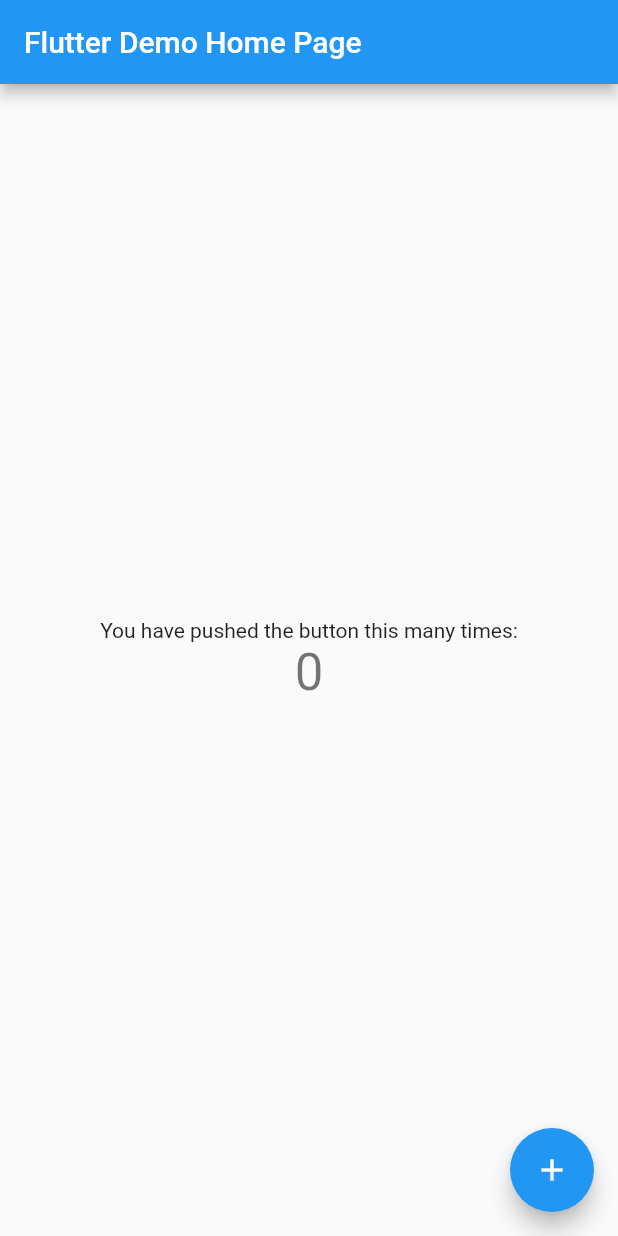
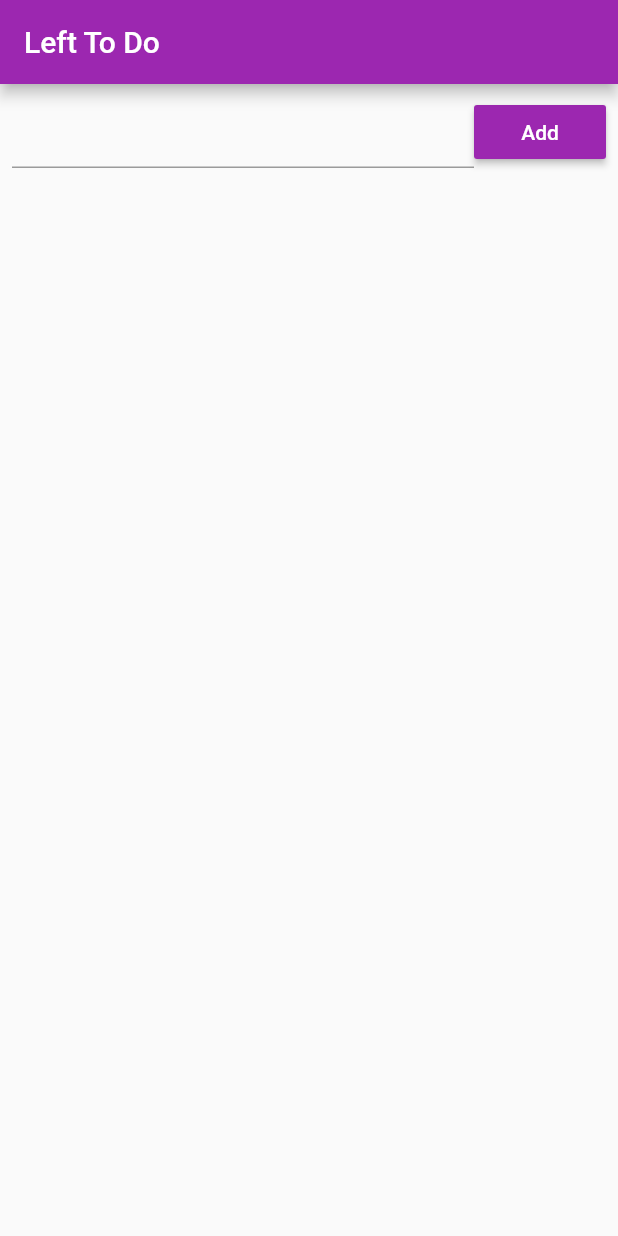
Before and after one commit to pokoed/flutter_todo_app, a Flutter app: the screen it shows after launch, on a phone screen of 412 x 824 dp. Run offline on Flutter 3.47's test engine with Material 2 defaults, Android fonts, the phone set to English and light mode, and no system bars.

Commit message:
Update Main Function "ToDo List"

```diff
--- a/lib/main.dart
+++ b/lib/main.dart
@@ -1,7 +1,99 @@
 import 'package:flutter/material.dart';
+
+class ToDo {
+  bool isDone = false; // 현재 진행여부
+  String title; // 할일
+  ToDo(this.title);
+}
 
 void main() {
   runApp(MyApp());
+}
+
+class _ToDoListPageState extends State<ToDoListPage> {
+  // 할일 저장할 리스트
+  final _items = <ToDo>[];
+  // 할일 문자열 다룰 컨트롤러
+  var _todoController = TextEditingController();
+
+  // 할 일 추가 메소드
+  void _addTodo(ToDo todo) {
+    setState(() {
+      _items.add(todo);
+      _todoController.text = ''; // 할일을 리스트에 추가하며 할일 입력 필드 비우기
+    });
+  }
+
+  // 할 일 삭제 메소드
+  void _deleteTodo(ToDo todo) {
+    setState(() {
+      _items.remove(todo);
+    });
+  }
+
+  // 할 일 완료/미완료 메소드
+  void _toggleTodo(ToDo todo) {
+    setState(() {
+      todo.isDone = !todo.isDone;
+    });
+  }
+
+  @override
+  void dispose() {
+    _todoController.dispose(); // 컨트롤러는 종료시 반드시 해제해줘야 함
+    super.dispose();
+  }
+
+  @override
+  Widget build(BuildContext context) {
+    return Scaffold(
+      appBar: AppBar(
+        title: Text('Left To Do'),
+      ),
+      body: Padding(
+        padding: const EdgeInsets.all(8.0),
+        child: Column(
+          children: <Widget>[
+            Row(
+              children: <Widget>[
+                Expanded(
+                  child: TextField(
+                    controller: _todoController, // 입력한 TextField 컨트롤러로 조작
+                  ),
+                ),
+                RaisedButton(
+                  onPressed: () => _addTodo(ToDo(_todoController.text)),
+                  color: Colors.purple,
+                  child: Text('Add', style: TextStyle(color: Colors.white),),
+                )
+              ],
+            ),
+            Expanded(
+              child: ListView(
+                children: _items.map((todo) => _buildItemWidget(todo)).toList(),
+              ),
+            )
+          ],
+        ),
+      ),
+    );
+  }
+  Widget _buildItemWidget(ToDo todo) {
+    return ListTile(
+      onTap: () => _toggleTodo(todo), // 완료/미완료 상태변경
+      trailing: IconButton(
+        icon: Icon(Icons.delete),
+        onPressed: () => _deleteTodo(todo), // 할일 삭제하기
+      ),
+      title: Text(
+        todo.title,
+        style: todo.isDone? // 할일 완료 여부로 스타일 변경
+        TextStyle(
+          decoration: TextDecoration.lineThrough, color: Colors.grey, // 취소선
+        ) : null
+        ),
+    );
+  }
 }
 
 class MyApp extends StatelessWidget {
@@ -9,109 +101,16 @@ class MyApp extends StatelessWidget {
   @override
   Widget build(BuildContext context) {
     return MaterialApp(
-      title: 'Flutter Demo',
+      title: 'ToDo App',
       theme: ThemeData(
-        // This is the theme of your application.
-        //
-        // Try running your application with "flutter run". You'll see the
-        // application has a blue toolbar. Then, without quitting the app, try
-        // changing the primarySwatch below to Colors.green and then invoke
-        // "hot reload" (press "r" in the console where you ran "flutter run",
-        // or simply save your changes to "hot reload" in a Flutter IDE).
-        // Notice that the counter didn't reset back to zero; the application
-        // is not restarted.
-        primarySwatch: Colors.blue,
-        // This makes the visual density adapt to the platform that you run
-        // the app on. For desktop platforms, the controls will be smaller and
-        // closer together (more dense) than on mobile platforms.
-        visualDensity: VisualDensity.adaptivePlatformDensity,
+        primarySwatch: Colors.purple,
       ),
-      home: MyHomePage(title: 'Flutter Demo Home Page'),
+      home: ToDoListPage(),
     );
   }
 }
 
-class MyHomePage extends StatefulWidget {
-  MyHomePage({Key key, this.title}) : super(key: key);
-
-  // This widget is the home page of your application. It is stateful, meaning
-  // that it has a State object (defined below) that contains fields that affect
-  // how it looks.
-
-  // This class is the configuration for the state. It holds the values (in this
-  // case the title) provided by the parent (in this case the App widget) and
-  // used by the build method of the State. Fields in a Widget subclass are
-  // always marked "final".
-
-  final String title;
-
+class ToDoListPage extends StatefulWidget {
   @override
-  _MyHomePageState createState() => _MyHomePageState();
+  _ToDoListPageState createState() => _ToDoListPageState();
 }
-
-class _MyHomePageState extends State<MyHomePage> {
-  int _counter = 0;
-
-  void _incrementCounter() {
-    setState(() {
-      // This call to setState tells the Flutter framework that something has
-      // changed in this State, which causes it to rerun the build method below
-      // so that the display can reflect the updated values. If we changed
-      // _counter without calling setState(), then the build method would not be
-      // called again, and so nothing would appear to happen.
-      _counter++;
-    });
-  }
-
-  @override
-  Widget build(BuildContext context) {
-    // This method is rerun every time setState is called, for instance as done
-    // by the _incrementCounter method above.
-    //
-    // The Flutter framework has been optimized to make rerunning build methods
-    // fast, so that you can just rebuild anything that needs updating rather
-    // than having to individually change instances of widgets.
-    return Scaffold(
-      appBar: AppBar(
-        // Here we take the value from the MyHomePage object that was created by
-        // the App.build method, and use it to set our appbar title.
-        title: Text(widget.title),
-      ),
-      body: Center(
-        // Center is a layout widget. It takes a single child and positions it
-        // in the middle of the parent.
-        child: Column(
-          // Column is also a layout widget. It takes a list of children and
-          // arranges them vertically. By default, it sizes itself to fit its
-          // children horizontally, and tries to be as tall as its parent.
-          //
-          // Invoke "debug painting" (press "p" in the console, choose the
-          // "Toggle Debug Paint" action from the Flutter Inspector in Android
-          // Studio, or the "Toggle Debug Paint" command in Visual Studio Code)
-          // to see the wireframe for each widget.
-          //
-          // Column has various properties to control how it sizes itself and
-          // how it positions its children. Here we use mainAxisAlignment to
-          // center the children vertically; the main axis here is the vertical
-          // axis because Columns are vertical (the cross axis would be
-          // horizontal).
-          mainAxisAlignment: MainAxisAlignment.center,
-          children: <Widget>[
-            Text(
-              'You have pushed the button this many times:',
-            ),
-            Text(
-              '$_counter',
-              style: Theme.of(context).textTheme.headline4,
-            ),
-          ],
-        ),
-      ),
-      floatingActionButton: FloatingActionButton(
-        onPressed: _incrementCounter,
-        tooltip: 'Increment',
-        child: Icon(Icons.add),
-      ), // This trailing comma makes auto-formatting nicer for build methods.
-    );
-  }
-}
```
